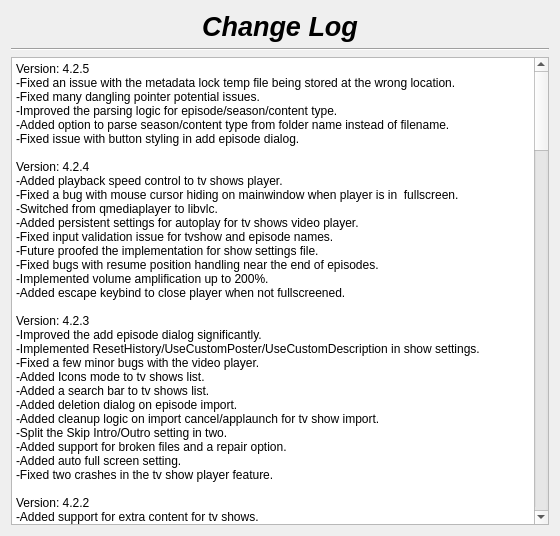
Before: the Qt Designer form changelog.ui in therealMaPMaKeR/MMDiary, drawn with Qt 5.
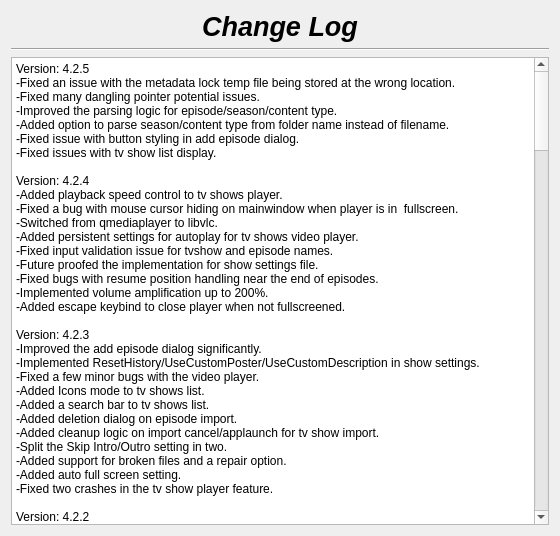
After: the same form once the commit is applied.

Commit message: fixed stop button in tv shows player

```diff
--- a/changelog.ui
+++ b/changelog.ui
@@ -56,7 +56,8 @@
 li.checked::marker { content: &quot;\2612&quot;; }
 &lt;/style&gt;&lt;/head&gt;&lt;body style=&quot; font-family:'Segoe UI'; font-size:9pt; font-weight:400; font-style:normal;&quot;&gt;
 &lt;p style=&quot; margin-top:0px; margin-bottom:0px; margin-left:0px; margin-right:0px; -qt-block-indent:0; text-indent:0px;&quot;&gt;Version: 4.2.5&lt;br /&gt;-Fixed an issue with the metadata lock temp file being stored at the wrong location.&lt;br /&gt;-Fixed many dangling pointer potential issues.&lt;/p&gt;
-&lt;p style=&quot; margin-top:0px; margin-bottom:0px; margin-left:0px; margin-right:0px; -qt-block-indent:0; text-indent:0px;&quot;&gt;-Improved the parsing logic for episode/season/content type.&lt;br /&gt;-Added option to parse season/content type from folder name instead of filename.&lt;br /&gt;-Fixed issue with button styling in add episode dialog.&lt;br /&gt;&lt;br /&gt;Version: 4.2.4&lt;br /&gt;-Added playback speed control to tv shows player.&lt;br /&gt;-Fixed a bug with mouse cursor hiding on mainwindow when player is in  fullscreen.&lt;/p&gt;
+&lt;p style=&quot; margin-top:0px; margin-bottom:0px; margin-left:0px; margin-right:0px; -qt-block-indent:0; text-indent:0px;&quot;&gt;-Improved the parsing logic for episode/season/content type.&lt;br /&gt;-Added option to parse season/content type from folder name instead of filename.&lt;br /&gt;-Fixed issue with button styling in add episode dialog.&lt;/p&gt;
+&lt;p style=&quot; margin-top:0px; margin-bottom:0px; margin-left:0px; margin-right:0px; -qt-block-indent:0; text-indent:0px;&quot;&gt;-Fixed issues with tv show list display.&lt;br /&gt;&lt;br /&gt;Version: 4.2.4&lt;br /&gt;-Added playback speed control to tv shows player.&lt;br /&gt;-Fixed a bug with mouse cursor hiding on mainwindow when player is in  fullscreen.&lt;/p&gt;
 &lt;p style=&quot; margin-top:0px; margin-bottom:0px; margin-left:0px; margin-right:0px; -qt-block-indent:0; text-indent:0px;&quot;&gt;-Switched from qmediaplayer to libvlc.&lt;br /&gt;-Added persistent settings for autoplay for tv shows video player.&lt;br /&gt;-Fixed input validation issue for tvshow and episode names.&lt;br /&gt;-Future proofed the implementation for show settings file.&lt;br /&gt;-Fixed bugs with resume position handling near the end of episodes.&lt;br /&gt;-Implemented volume amplification up to 200%.&lt;br /&gt;-Added escape keybind to close player when not fullscreened.&lt;br /&gt;&lt;br /&gt;Version: 4.2.3&lt;br /&gt;-Improved the add episode dialog significantly.&lt;/p&gt;
 &lt;p style=&quot; margin-top:0px; margin-bottom:0px; margin-left:0px; margin-right:0px; -qt-block-indent:0; text-indent:0px;&quot;&gt;-Implemented ResetHistory/UseCustomPoster/UseCustomDescription in show settings.&lt;br /&gt;-Fixed a few minor bugs with the video player.&lt;br /&gt;-Added Icons mode to tv shows list.&lt;br /&gt;-Added a search bar to tv shows list.&lt;/p&gt;
 &lt;p style=&quot; margin-top:0px; margin-bottom:0px; margin-left:0px; margin-right:0px; -qt-block-indent:0; text-indent:0px;&quot;&gt;-Added deletion dialog on episode import.&lt;br /&gt;-Added cleanup logic on import cancel/applaunch for tv show import.&lt;br /&gt;-Split the Skip Intro/Outro setting in two.&lt;br /&gt;-Added support for broken files and a repair option.&lt;br /&gt;-Added auto full screen setting.&lt;/p&gt;
```
The commit also changes 1 other file.
